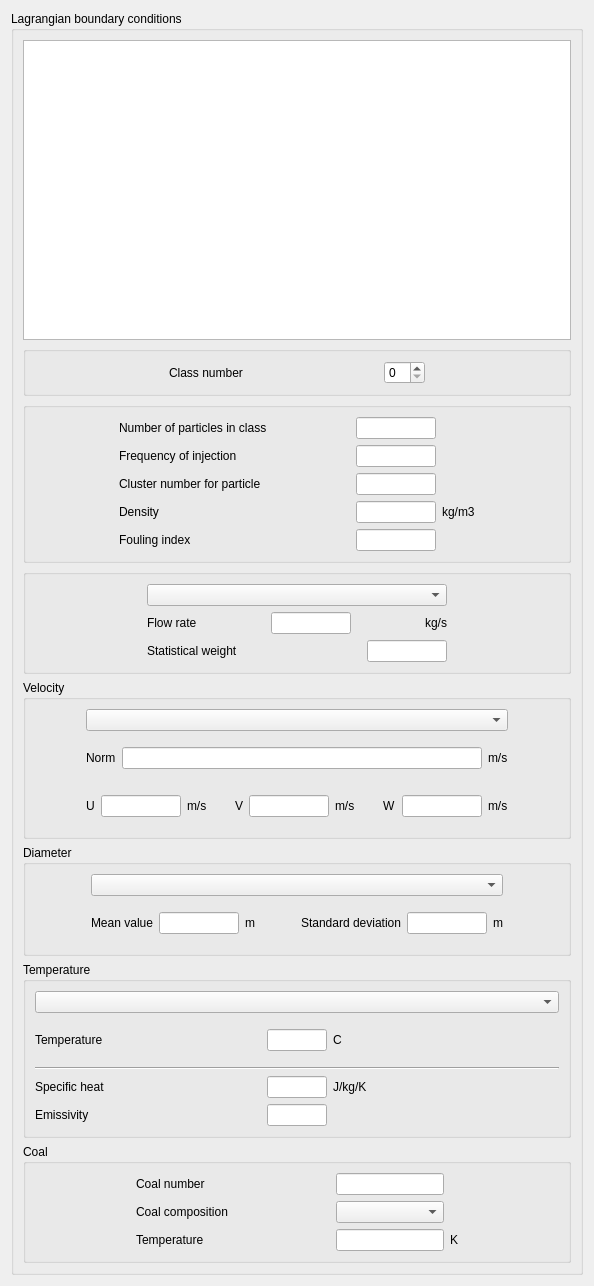
Before: the Qt Designer form gui/Pages/LagrangianBoundariesForm.ui in code-saturne/code_saturne, drawn with Qt 5.
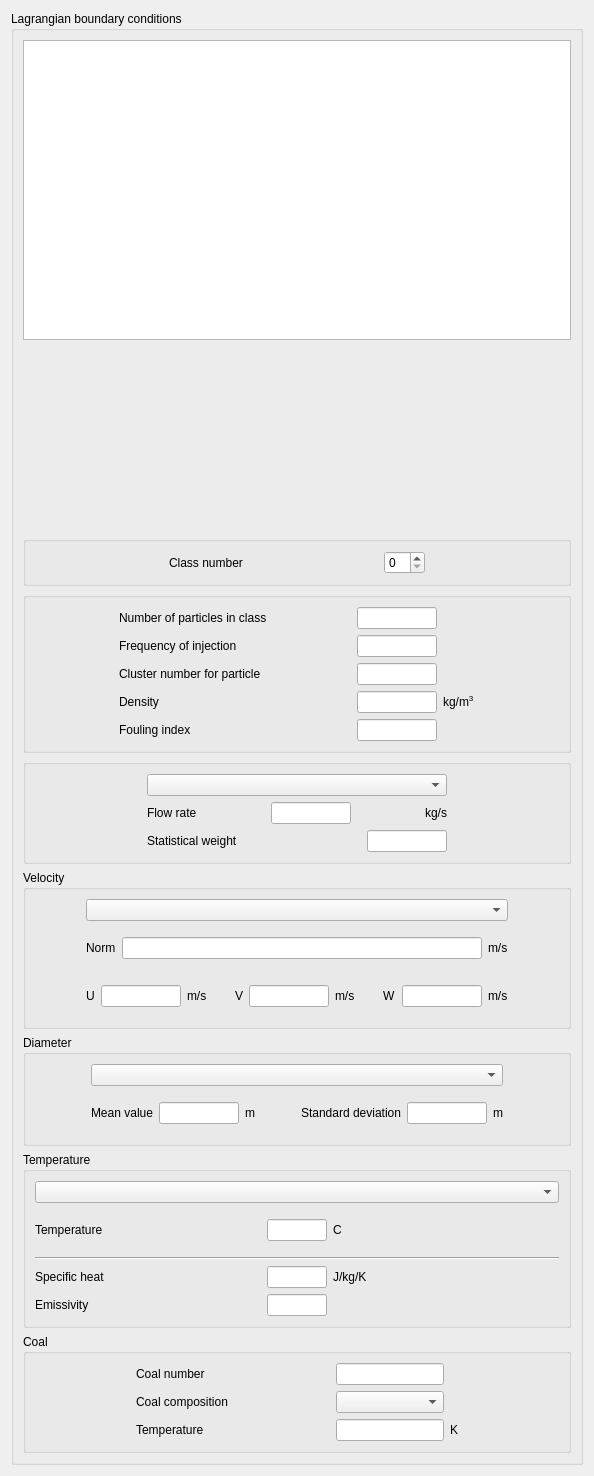
After: the same form once the commit is applied.

Diff of the .ui file:
```diff
--- a/gui/Pages/LagrangianBoundariesForm.ui
+++ b/gui/Pages/LagrangianBoundariesForm.ui
@@ -6,8 +6,8 @@
    <rect>
     <x>0</x>
     <y>0</y>
-    <width>576</width>
-    <height>1227</height>
+    <width>594</width>
+    <height>1476</height>
    </rect>
   </property>
   <property name="windowTitle">
@@ -295,7 +295,7 @@
              <item row="3" column="4">
               <widget class="QLabel" name="labelUnitIROPT">
                <property name="text">
-                <string>kg/m3</string>
+                <string>&lt;html&gt;&lt;head/&gt;&lt;body&gt;&lt;p&gt;kg/m&lt;span style=&quot; vertical-align:super;&quot;&gt;3&lt;/span&gt;&lt;/p&gt;&lt;/body&gt;&lt;/html&gt;</string>
                </property>
               </widget>
              </item>
```
Left out of the diff: 220 changed lines with no effect on the pictures.
